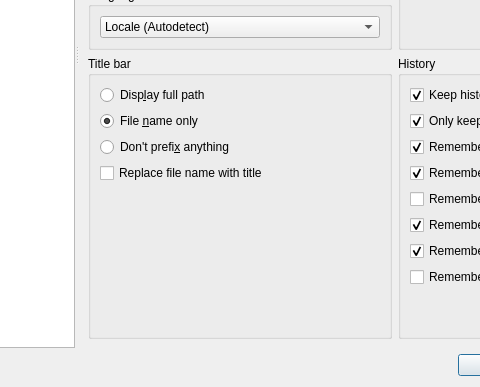
The window that src/settingswindow.ui (mpc-qt/mpc-qt) describes before a commit, drawn with Qt 5; both pictures show x 175 to 655 and y 251 to 638 of the 896 by 638 pixel window.
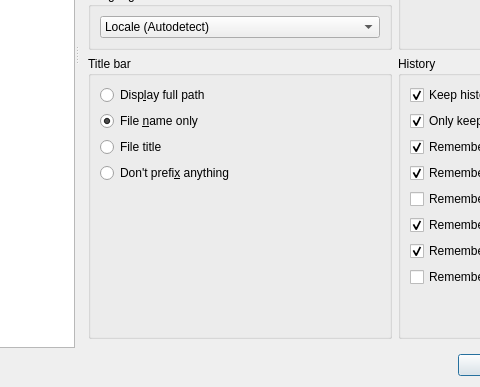
The same window after the commit. The open tabs and pages were chosen to show the change.

Commit message:
Simplify title bar setting
Use a radio button for the "file title" option and rename it.

What changed in the file:
```diff
--- a/src/settingswindow.ui
+++ b/src/settingswindow.ui
@@ -331,16 +331,16 @@
                </widget>
               </item>
               <item>
-               <widget class="QRadioButton" name="playerTitleDontPrefix">
+               <widget class="QRadioButton" name="playerTitleFileTitle">
                 <property name="text">
-                 <string>Don't prefi&amp;x anything</string>
+                 <string>File title</string>
                 </property>
                </widget>
               </item>
               <item>
-               <widget class="QCheckBox" name="playerTitleReplaceName">
+               <widget class="QRadioButton" name="playerTitleDontPrefix">
                 <property name="text">
-                 <string>Replace file name with title</string>
+                 <string>Don't prefi&amp;x anything</string>
                 </property>
                </widget>
               </item>
```
The commit also changes 24 other files.
